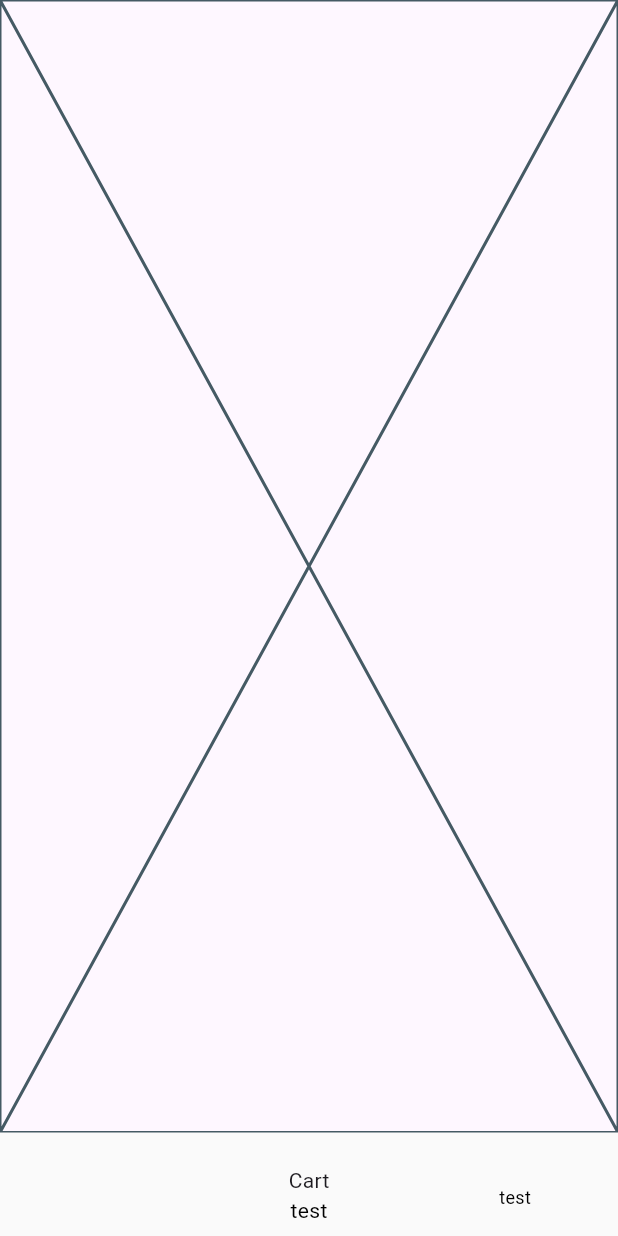
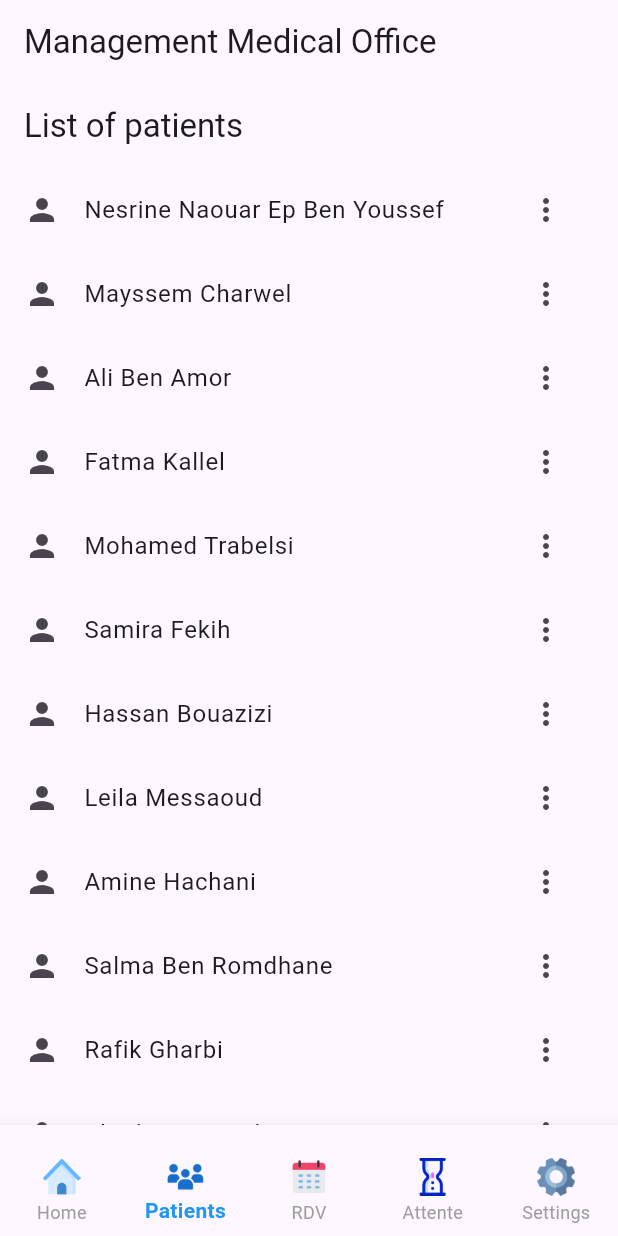
Before and after one commit to KottiMahdi/PatientFlow, a Flutter app: the screen it shows after launch, item 2 of the bottom bar chosen, on a phone screen of 412 x 824 dp. Run offline on Flutter 3.47's test engine with Material 3 defaults, Android fonts, the phone set to English and light mode, and no system bars; our stand-ins replace firebase_core; accounts and stored records are empty.

Commit message:
Did modifications in navigationBar and list of patients

```diff
--- a/lib/data.dart
+++ b/lib/data.dart
@@ -1,65 +1,171 @@
-class patients {
-  final int id;
+class Patient {
   final String name;
-  final String Dernier_RDV;
+  final String groupSanguin;
+  final String dateNaiss;
+  final int age;
+  final String adresse;
+  final String etatCivil;
+  final String genre;
+  final String tel;
+  final String telWhatsApp;
+  final String email;
 
-
-
-  patients({
-    required this.id,
-    required this.Dernier_RDV,
+  Patient({
     required this.name,
+    required this.groupSanguin,
+    required this.dateNaiss,
+    required this.age,
+    required this.adresse,
+    required this.etatCivil,
+    required this.genre,
+    required this.tel,
+    required this.telWhatsApp,
+    required this.email,
   });
 }
-List<patients> coins = [
-  patients(
-    id: 1,
-    name: 'Wafa Turki',
-    Dernier_RDV: '09/10/2024',
+final List<Patient> patients = [
+  Patient(
+    name: 'Nesrine Naouar Ep Ben Youssef',
+    groupSanguin: 'A positif',
+    dateNaiss: '12/05/1986 00:00:00',
+    age: 38,
+    adresse: 'Ariana',
+    etatCivil: 'Femme',
+    genre: 'Femme',
+    tel: '96221487',
+    telWhatsApp: '96221487',
+    email: '',
   ),
-  patients(
-    id: 2,
-    name: 'Nessrine Naouar',
-    Dernier_RDV: '26/01/2024',
+  Patient(
+    name: 'Mayssem Charwel',
+    groupSanguin: 'A positif',
+    dateNaiss: '12/05/1986 00:00:00',
+    age: 38,
+    adresse: 'Tunis',
+    etatCivil: 'Homme',
+    genre: 'Femme',
+    tel: '96221487',
+    telWhatsApp: '96221487',
+    email: '',
   ),
-  patients(
-    id: 3,
-    name: 'Fatma Ben Ali',
-    Dernier_RDV: '20/03/2024',
+  Patient(
+    name: 'Ali Ben Amor',
+    groupSanguin: 'O négatif',
+    dateNaiss: '23/07/1975 00:00:00',
+    age: 49,
+    adresse: 'Sousse',
+    etatCivil: 'Homme',
+    genre: 'Homme',
+    tel: '98123456',
+    telWhatsApp: '98123456',
+    email: 'ali.benamor@gmail.com',
   ),
-  patients(
-    id: 4,
-    name: 'Mariem Jebali',
-    Dernier_RDV: '13/07/2023',
+  Patient(
+    name: 'Fatma Kallel',
+    groupSanguin: 'B positif',
+    dateNaiss: '05/03/1992 00:00:00',
+    age: 32,
+    adresse: 'Nabeul',
+    etatCivil: 'Femme',
+    genre: 'Femme',
+    tel: '99123456',
+    telWhatsApp: '99123456',
+    email: 'fatma.kallel@hotmail.com',
   ),
-  patients(
-    id: 5,
-    name: 'Fares Saidi',
-    Dernier_RDV: '02/12/2024',
+  Patient(
+    name: 'Mohamed Trabelsi',
+    groupSanguin: 'AB positif',
+    dateNaiss: '18/09/1980 00:00:00',
+    age: 44,
+    adresse: 'Monastir',
+    etatCivil: 'Homme',
+    genre: 'Homme',
+    tel: '96123456',
+    telWhatsApp: '96123456',
+    email: 'mohamed.trabelsi@yahoo.com',
   ),
-  patients(
-    id: 6,
-    name: 'Rached Gharbi',
-    Dernier_RDV: '04/09/2020',
+  Patient(
+    name: 'Samira Fekih',
+    groupSanguin: 'O positif',
+    dateNaiss: '10/11/1990 00:00:00',
+    age: 34,
+    adresse: 'Sfax',
+    etatCivil: 'Femme',
+    genre: 'Femme',
+    tel: '97123456',
+    telWhatsApp: '97123456',
+    email: 'samira.fekih@example.com',
   ),
-  patients(
-    id: 7,
-    name: 'Anis Messaoudi',
-    Dernier_RDV: '10/11/2021',
+  Patient(
+    name: 'Hassan Bouazizi',
+    groupSanguin: 'A négatif',
+    dateNaiss: '15/02/1983 00:00:00',
+    age: 41,
+    adresse: 'Gabès',
+    etatCivil: 'Homme',
+    genre: 'Homme',
+    tel: '95123456',
+    telWhatsApp: '95123456',
+    email: 'hassan.bouazizi@gmail.com',
   ),
-  patients(
-    id: 8,
-    name: 'Hana Zouari',
-    Dernier_RDV: '17/04/2020',
+  Patient(
+    name: 'Leila Messaoud',
+    groupSanguin: 'B négatif',
+    dateNaiss: '08/08/1978 00:00:00',
+    age: 46,
+    adresse: 'Bizerte',
+    etatCivil: 'Femme',
+    genre: 'Femme',
+    tel: '94123456',
+    telWhatsApp: '94123456',
+    email: 'leila.messaoud@hotmail.com',
   ),
-  patients(
-    id: 9,
-    name: 'Khouloud Chahed',
-    Dernier_RDV: '02/11/2023',
+  Patient(
+    name: 'Amine Hachani',
+    groupSanguin: 'AB négatif',
+    dateNaiss: '03/04/1994 00:00:00',
+    age: 30,
+    adresse: 'Kairouan',
+    etatCivil: 'Homme',
+    genre: 'Homme',
+    tel: '92123456',
+    telWhatsApp: '92123456',
+    email: 'amine.hachani@yahoo.com',
   ),
-  patients(
-    id: 10,
-    name: 'Asma Bouzid',
-    Dernier_RDV: '02/06/2023',
+  Patient(
+    name: 'Salma Ben Romdhane',
+    groupSanguin: 'O négatif',
+    dateNaiss: '22/11/1987 00:00:00',
+    age: 37,
+    adresse: 'Mahdia',
+    etatCivil: 'Femme',
+    genre: 'Femme',
+    tel: '91123456',
+    telWhatsApp: '91123456',
+    email: 'salma.benromdhane@example.com',
+  ),
+  Patient(
+    name: 'Rafik Gharbi',
+    groupSanguin: 'A positif',
+    dateNaiss: '27/06/1969 00:00:00',
+    age: 55,
+    adresse: 'Sidi Bouzid',
+    etatCivil: 'Homme',
+    genre: 'Homme',
+    tel: '90123456',
+    telWhatsApp: '90123456',
+    email: 'rafik.gharbi@example.com',
+  ),
+  Patient(
+    name: 'Khadija Ben Salem',
+    groupSanguin: 'B positif',
+    dateNaiss: '14/12/1995 00:00:00',
+    age: 28,
+    adresse: 'Kasserine',
+    etatCivil: 'Femme',
+    genre: 'Femme',
+    tel: '88123456',
+    telWhatsApp: '88123456',
+    email: 'khadija.bensalem@example.com',
   ),
 ];
--- a/lib/main.dart
+++ b/lib/main.dart
@@ -1,7 +1,7 @@
 import 'package:flutter/material.dart';
 import 'package:firebase_core/firebase_core.dart';
+import 'package:management_cabinet_medical_mobile/navigationBar.dart';
 import 'firebase_options.dart';
-import 'navigationBar.dart';
 
 Future<void> main() async {
   WidgetsFlutterBinding.ensureInitialized();
@@ -24,7 +24,7 @@ class MyApp extends StatelessWidget {
         colorScheme: ColorScheme.fromSeed(seedColor: Colors.deepPurple),
         useMaterial3: true,
       ),
-      home: const navigationBar(),
+      home:   navigationbar(),
     );
   }
 }
--- a/lib/navigationBar.dart
+++ b/lib/navigationBar.dart
@@ -1,103 +1,149 @@
-import 'package:flutter/cupertino.dart';
 import 'package:flutter/material.dart';
-import 'package:management_cabinet_medical_mobile/pages/listPatients.dart';
-import 'package:management_cabinet_medical_mobile/pages/test.dart';
+import 'package:management_cabinet_medical_mobile/pages/RDV_page.dart';
+import 'package:management_cabinet_medical_mobile/pages/Salle_dattente_page.dart';
+import 'package:management_cabinet_medical_mobile/pages/home_page.dart';
+import 'package:management_cabinet_medical_mobile/pages/patients_page.dart';
 
-
-class navigationBar extends StatefulWidget {
-  const navigationBar({super.key});
+class navigationbar extends StatefulWidget {
+  const navigationbar({super.key});
 
   @override
-  State<navigationBar> createState() => _navigationBarState();
+  State<navigationbar> createState() => _navigationbarState();
 }
 
-class _navigationBarState extends State<navigationBar> {
-  late PageController _pageController;
-  int page = 0;
+class _navigationbarState extends State<navigationbar> {
+  // Create a PageController to control the PageView
+  final PageController _pageController = PageController();
+  // Variable to store the current index of the page
+  int _currentIndex = 0;
+
   @override
-  void initState() {
-    _pageController = PageController();
-    super.initState();
+  Widget build(BuildContext context) {
+    return MaterialApp(
+      home: Scaffold(
+        // Prevents the layout from being affected by the keyboard opening
+        resizeToAvoidBottomInset: false,
+        // The body of the app uses a PageView to display pages with swipeable navigation
+        body: PageView(
+          controller: _pageController,
+          physics: const ScrollPhysics(), // Controls how pages can be scrolled
+          onPageChanged: (index) {
+            setState(() {
+              _currentIndex =
+                  index; // Update the current index when page changes
+            });
+          },
+          children: <Widget>[
+            const HomePage(),
+            PatientsPage(),
+            const SalleDattentePage(),
+            const RdvPage(),
+            // Displays the HomePage widget as the first page
+          ],
+        ),
+
+        // Bottom Navigation Bar with different items for navigation
+        bottomNavigationBar: BottomNavigationBar(
+          // Display all labels
+          type: BottomNavigationBarType.fixed,
+          currentIndex: _currentIndex,
+          // Set the current index to sync with the page
+          unselectedItemColor: Colors.grey,
+          // Color for unselected items
+          selectedItemColor: Colors.blue,
+          // Color for selected items
+          selectedLabelStyle: const TextStyle(
+            fontWeight: FontWeight.bold, // Bold style for the selected label
+          ),
+          onTap: (index) {
+            setState(() {
+              _currentIndex = index; // Update the index when tapped
+              _pageController.animateToPage(
+                index, // Navigate to the selected page
+                duration: const Duration(milliseconds: 300),
+                curve: Curves.easeInOut,
+              );
+            });
+          },
+          items: [
+            // First BottomNavigationBarItem with an image as the icon
+            BottomNavigationBarItem(
+              icon: Padding(
+                padding: const EdgeInsets.only(top: 15.0),
+                // Padding for the image icon
+                child: Image.asset(
+                  'assets/images/home.png', // Path to the image asset
+                  fit: BoxFit.contain, // Ensures image fits well
+                  width: 25, // Image width
+                ),
+              ),
+              label: "Home", // Label for the first navigation item
+            ),
+
+            // Other items with icons
+            BottomNavigationBarItem(
+              icon: Padding(
+                padding: const EdgeInsets.only(top: 15.0),
+                // Padding for the image icon
+                child: Image.asset(
+                  'assets/images/people.png', // Path to the image asset
+                  fit: BoxFit.contain, // Ensures image fits well
+                  width: 25, // Image width
+                ),
+              ), // Icon for "Patients"
+              label: "Patients",
+            ),
+            BottomNavigationBarItem(
+              icon: Padding(
+                padding: const EdgeInsets.only(top: 15.0),
+                // Padding for the image icon
+                child: Image.asset(
+                  'assets/images/calendar.png', // Path to the image asset
+                  fit: BoxFit.contain, // Ensures image fits well
+                  width: 25, // Image width
+                ),
+              ), // Icon for "RDV" (Appointments)
+              label: "RDV",
+            ),
+            BottomNavigationBarItem(
+              icon: Padding(
+                padding: const EdgeInsets.only(top: 15.0),
+                // Padding for the image icon
+                child: Image.asset(
+                  'assets/images/hourglass.png', // Path to the image asset
+                  fit: BoxFit.contain, // Ensures image fits well
+                  width: 25, // Image width
+                ),
+              ), // Icon for "Attente" (Waiting)
+              label: "Attente",
+            ),
+            BottomNavigationBarItem(
+              icon: Padding(
+                padding: const EdgeInsets.only(top: 15.0),
+                // Padding for the image icon
+                child: Image.asset(
+                  'assets/images/cogwheel.png', // Path to the image asset
+                  fit: BoxFit.contain, // Ensures image fits well
+                  width: 25, // Image width
+                ),
+              ), // Icon for "Settings"
+              label: "Settings",
+            ),
+          ],
+        ),
+
+        // App bar at the top with the title of the app
+        appBar: AppBar(
+          title:
+              const Text("Management Medical Office"), // Title for the app bar
+        ),
+      ),
+    );
   }
 
   @override
   void dispose() {
-    _pageController.dispose();
+    _pageController.dispose(); // Dispose the controller when done
     super.dispose();
   }
-
-  navigationTapped(int page) {
-    _pageController.jumpToPage(page);
-  }
-
-  onPageChanged(int pageParam) {
-    setState(() {
-      page = pageParam;
-    });
-  }
-
-  @override
-  Widget build(BuildContext context) {
-    return Scaffold(
-      resizeToAvoidBottomInset: false,
-      body: PageView(
-        physics: const ScrollPhysics(),
-        controller: _pageController,
-        onPageChanged: onPageChanged,
-        children: const <Widget>[
-          ListPatients(),
-          test()
-
-        ],
-      ),
-      bottomNavigationBar: BottomNavigationBar(
-          onTap: navigationTapped,
-          backgroundColor: Colors.grey.shade50,
-          selectedItemColor: Colors.black,
-          unselectedItemColor: Colors.black,
-          type: BottomNavigationBarType.fixed,
-          currentIndex: page,
-          elevation: 0,
-          items: const [
-            BottomNavigationBarItem(
-                icon: Padding(
-                  padding:   EdgeInsets.only(top: 15.0),
-                  /*child: Image.asset(
-                    'assets/img/Icon_Explore.png',
-                    fit: BoxFit.contain,
-                    width: 20,
-                  ),*/
-                ),
-                label: '',
-                activeIcon:   Padding(
-                  padding: EdgeInsets.only(
-                    top: 15,
-                  ),
-                  child: Text('Patients'),
-                )),
-            BottomNavigationBarItem(
-                icon: Padding(
-                  padding:   EdgeInsets.only(top: 15.0),
-                  /*child: Image.asset('assets/img/Icon_Cart.png',
-                      fit: BoxFit.contain, width: 20),*/
-                ),
-                label: 'test',
-                activeIcon:   Padding(
-                  padding: EdgeInsets.only(top: 15.0),
-                  child: Text('Cart'),
-                )),
-            BottomNavigationBarItem(
-                icon: Padding(
-                  padding:   EdgeInsets.only(top: 15.0),
-                  /*child: Image.asset('assets/img/Icon_User.png',
-                      fit: BoxFit.contain, width: 20),*/
-                ),
-                label: 'test',
-                activeIcon:   Padding(
-                  padding: EdgeInsets.only(top: 15.0),
-                  child: Text('Account'),
-                )),
-          ]),
-    );
-  }
 }
--- /dev/null
+++ b/lib/pages/patients_page.dart
@@ -0,0 +1,127 @@
+import 'package:flutter/material.dart';
+import '../data.dart'; // Import the file where the patient data is defined
+
+// The main StatefulWidget that displays the list of patients
+class PatientsPage extends StatefulWidget {
+  @override
+  _PatientsPageState createState() =>
+      _PatientsPageState(); // Create the state for PatientsPage
+}
+
+// The state class for PatientsPage, where the UI and logic are defined
+class _PatientsPageState extends State<PatientsPage> {
+  @override
+  Widget build(BuildContext context) {
+    return Scaffold(
+      // A Scaffold widget to provide the basic structure of the page (app bar, body)
+      appBar: AppBar(
+        title: Text('List of patients'), // AppBar title
+      ),
+      body: ListView.builder(
+        itemCount: patients
+            .length, // Number of items in the list (based on the number of patients)
+        itemBuilder: (context, index) {
+          return ListTile(
+            leading:
+                Icon(Icons.person), // Icon displayed before each patient's name
+            title: Text(patients[index].name), // Display the patient's name
+            trailing: IconButton(
+              icon:
+                  Icon(Icons.more_vert), // Icon for additional options
+              onPressed: () {
+                // When the user presses the button, show more patient details
+                _showPatientDetails(context, patients[index]);
+              },
+            ),
+          );
+        },
+      ),
+    );
+  }
+
+  // Function to show patient details in a modal bottom sheet
+  void _showPatientDetails(BuildContext context, Patient patient) {
+    showModalBottomSheet(
+      context: context,
+      isScrollControlled:
+          true, // Allow the modal to take more space if necessary
+      builder: (BuildContext context) {
+        return Padding(
+          padding: const EdgeInsets.all(20.0), // Add padding inside the modal
+          child: SingleChildScrollView(
+            // Make the content scrollable if it exceeds the screen height
+            child: Column(
+              crossAxisAlignment:
+                  CrossAxisAlignment.start, // Align the content to the left
+              children: <Widget>[
+                Text(
+                  'Patient Details',
+                  style: TextStyle(
+                      fontSize: 22,
+                      fontWeight: FontWeight.bold), // Title with bold text
+                ),
+                Divider(), // A horizontal line to separate sections
+                SizedBox(height: 10), // Add vertical space between elements
+                _buildDetailRow('Dernier RDV',
+                    ''), // Placeholder for the last appointment date
+                SizedBox(height: 8), // Vertical space between fields
+                _buildDetailRow('Prochain RDV',
+                    ''), // Placeholder for the next appointment date
+                SizedBox(height: 8),
+                _buildDetailRow('Group Sanguin',
+                    patient.groupSanguin), // Display blood group
+                SizedBox(height: 8),
+                _buildDetailRow(
+                    'Date Naiss', patient.dateNaiss), // Display date of birth
+                SizedBox(height: 8),
+                _buildDetailRow('Age', patient.age.toString()), // Display age
+                SizedBox(height: 8),
+                _buildDetailRow('Adresse', patient.adresse), // Display address
+                SizedBox(height: 8),
+                _buildDetailRow(
+                    'Etat Civil', patient.etatCivil), // Display marital status
+                SizedBox(height: 8),
+                _buildDetailRow('Genre', patient.genre), // Display gender
+                SizedBox(height: 8),
+                _buildDetailRow('Tel', patient.tel), // Display phone number
+                SizedBox(height: 8),
+                _buildDetailRow('Tel WhatsApp',
+                    patient.telWhatsApp), // Display WhatsApp number
+                SizedBox(height: 8),
+                _buildDetailRow(
+                    'Email',
+                    patient.email.isNotEmpty
+                        ? patient.email
+                        : 'N/A'), // Display email or N/A if empty
+                SizedBox(height: 20), // Add space before the close button
+                Center(
+                  child: ElevatedButton(
+                    onPressed: () {
+                      Navigator.pop(
+                          context); // Close the modal when the button is pressed
+                    },
+                    child: Text('Close'), // Text displayed on the button
+                  ),
+                ),
+              ],
+            ),
+          ),
+        );
+      },
+    );
+  }
+
+  // Helper widget to build a row of details (label and value)
+  Widget _buildDetailRow(String label, String value) {
+    return Row(
+      children: [
+        Text('$label: ',
+            style:
+                TextStyle(fontWeight: FontWeight.bold)), // Label with bold font
+        Flexible(
+            child: Text(
+                value)), // The value (text) is flexible to adjust to screen width
+      ],
+    );
+  }
+}
--- a/lib/pages/test.dart
+++ /dev/null
@@ -1,15 +0,0 @@
-import 'package:flutter/cupertino.dart';
-
-class test extends StatefulWidget {
-  const test({super.key});
-
-  @override
-  State<test> createState() => _testState();
-}
-
-class _testState extends State<test> {
-  @override
-  Widget build(BuildContext context) {
-    return const Placeholder();
-  }
-}
--- a/pubspec.yaml
+++ b/pubspec.yaml
@@ -61,8 +61,9 @@ flutter:
   uses-material-design: true
 
   # To add assets to your application, add an assets section, like this:
-  # assets:
-  #   - images/a_dot_burr.jpeg
+  assets:
+    - assets/images/
+
   #   - images/a_dot_ham.jpeg
 
   # An image asset can refer to one or more resolution-specific "variants", see
```
Also changed, not shown: lib/pages/RDV_page.dart (added, +15 -0 lines), lib/pages/Salle_dattente_page.dart (added, +15 -0 lines), lib/pages/home_page.dart (added, +15 -0 lines), lib/pages/listPatients.dart (deleted, +0 -78 lines), assets/images/calendar.png (added), assets/images/cogwheel.png (added), assets/images/home.png (added), assets/images/hourglass.png (added), assets/images/people.png (added).
